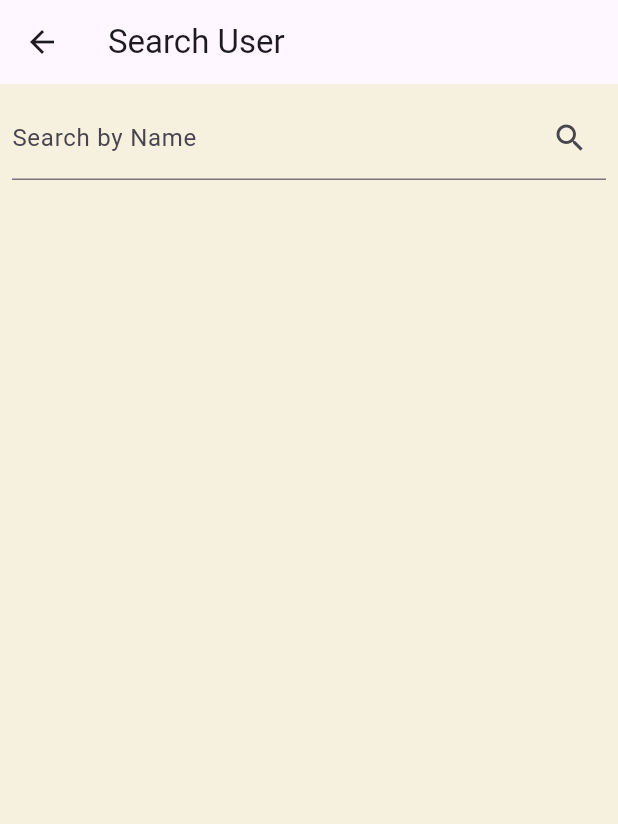
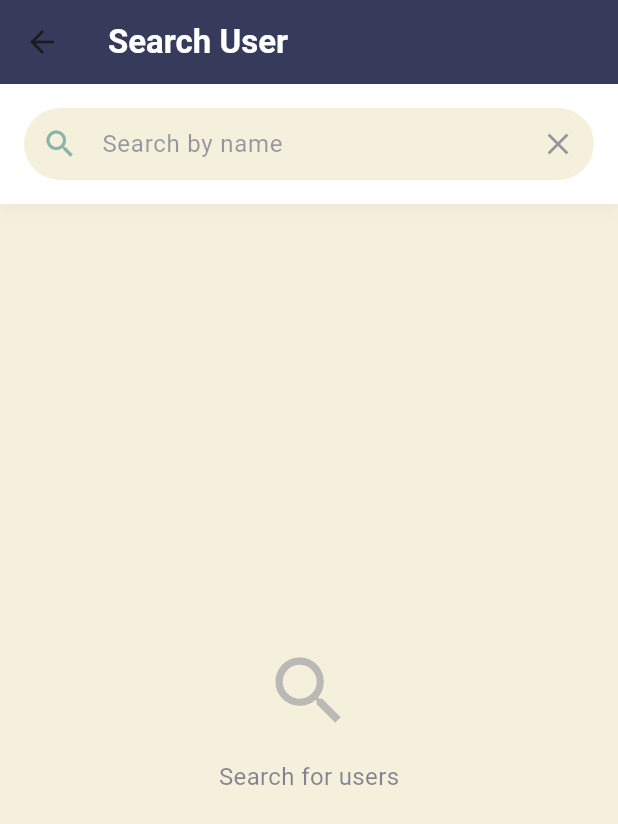
Before and after one commit to 6510615252/cn322-project, a Flutter app: the SearchPage screen opened directly, on a phone screen of 412 x 824 dp. Shown: the top 824 px of the screen. Run offline on Flutter 3.47's test engine with Material 3 defaults, Android fonts, the phone set to English and light mode, and no system bars; our stand-ins replace cloud_firestore, firebase_auth, firebase_core, firebase_database, firebase_storage, flutter_dotenv and 2 more; accounts and stored records are empty; network calls fail.

Commit message:
ui search

```diff
--- a/lib/screens/search_page.dart
+++ b/lib/screens/search_page.dart
@@ -5,12 +5,21 @@ import 'package:outstragram/services/userService.dart';
 import 'ProfilePage.dart';
 import 'package:firebase_auth/firebase_auth.dart';
 
+// เพิ่ม AppTheme สำหรับใช้ในหน้านี้
+class AppTheme {
+  static const Color creamColor = Color(0xFFF5F0DC);
+  static const Color navyColor = Color(0xFF363B5C);
+  static const Color tealColor = Color(0xFF8BB3A8);
+  static const Color lightGreenColor = Color(0xFFB4DBA0);
+}
+
 class SearchPage extends StatefulWidget {
   const SearchPage({super.key});
 
   @override
   State<SearchPage> createState() => _SearchPageState();
 }
+
 class _SearchPageState extends State<SearchPage> {
   final TextEditingController _searchController = TextEditingController();
   final UserService userService = UserService();
@@ -25,59 +34,163 @@ class _SearchPageState extends State<SearchPage> {
   @override
   Widget build(BuildContext context) {
     return Scaffold(
-      appBar: AppBar(title: const Text("Search User")),
+      backgroundColor: AppTheme.creamColor,
+      appBar: AppBar(
+        backgroundColor: AppTheme.navyColor,
+        elevation: 0,
+        title: const Text(
+          "Search User",
+          style: TextStyle(
+            color: Colors.white,
+            fontWeight: FontWeight.bold,
+          ),
+        ),
+      ),
       body: Column(
         children: [
-          Padding(
-            padding: const EdgeInsets.all(8.0),
+          Container(
+            padding: const EdgeInsets.all(16.0),
+            decoration: BoxDecoration(
+              color: Colors.white,
+              boxShadow: [
+                BoxShadow(
+                  color: AppTheme.navyColor.withOpacity(0.05),
+                  blurRadius: 10,
+                  offset: const Offset(0, 3),
+                ),
+              ],
+            ),
             child: TextField(
               controller: _searchController,
               onChanged: (query) {
-                userService.searchUsers(query, updateSearchResults);  // เรียกฟังก์ชัน searchUsers และส่ง callback
+                userService.searchUsers(query, updateSearchResults);
               },
               decoration: InputDecoration(
-                labelText: "Search by Name",
+                hintText: "Search by name",
+                hintStyle: TextStyle(color: AppTheme.navyColor.withOpacity(0.5)),
+                filled: true,
+                fillColor: AppTheme.creamColor,
+                contentPadding: const EdgeInsets.symmetric(vertical: 10, horizontal: 16),
+                border: OutlineInputBorder(
+                  borderRadius: BorderRadius.circular(30),
+                  borderSide: BorderSide.none,
+                ),
+                focusedBorder: OutlineInputBorder(
+                  borderRadius: BorderRadius.circular(30),
+                  borderSide: BorderSide(color: AppTheme.tealColor, width: 1.5),
+                ),
+                prefixIcon: Icon(Icons.search, color: AppTheme.tealColor),
                 suffixIcon: IconButton(
-                  icon: const Icon(Icons.search),
-                  onPressed: () => userService.searchUsers(_searchController.text, updateSearchResults),
+                  icon: Icon(Icons.clear, color: AppTheme.navyColor.withOpacity(0.5)),
+                  onPressed: () {
+                    _searchController.clear();
+                    updateSearchResults([]);
+                  },
                 ),
               ),
             ),
           ),
           Expanded(
-            child: ListView.builder(
+            child: searchResults.isEmpty
+                ? Center(
+                    child: Column(
+                      mainAxisAlignment: MainAxisAlignment.center,
+                      children: [
+                        Icon(
+                          Icons.search,
+                          size: 60,
+                          color: AppTheme.navyColor.withOpacity(0.3),
+                        ),
+                        const SizedBox(height: 16),
+                        Text(
+                          "Search for users",
+                          style: TextStyle(
+                            fontSize: 16,
+                            color: AppTheme.navyColor.withOpacity(0.6),
+                          ),
+                        ),
+                      ],
+                    ),
+                  )
+                : ListView.builder(
                     itemCount: searchResults.length,
                     itemBuilder: (context, index) {
                       final user = searchResults[index];
-                return ListTile(
-                  title: Text(user['name']),
+                      return Container(
+                        margin: const EdgeInsets.symmetric(horizontal: 16, vertical: 8),
+                        decoration: BoxDecoration(
+                          color: Colors.white,
+                          borderRadius: BorderRadius.circular(12),
+                          boxShadow: [
+                            BoxShadow(
+                              color: AppTheme.navyColor.withOpacity(0.05),
+                              blurRadius: 6,
+                              offset: const Offset(0, 2),
+                            ),
+                          ],
+                        ),
+                        child: ListTile(
+                          contentPadding: const EdgeInsets.symmetric(horizontal: 16, vertical: 8),
+                          title: Text(
+                            user['name'],
+                            style: TextStyle(
+                              fontWeight: FontWeight.bold,
+                              color: AppTheme.navyColor,
+                            ),
+                          ),
                           leading: FutureBuilder<Widget>(
                             future: userService.displayUserProfilePic(user['user_pic'] ?? "user_pic/UserPicDef.jpg"),
                             builder: (context, profilePicSnapshot) {
                               if (profilePicSnapshot.connectionState == ConnectionState.waiting) {
-                        return const CircleAvatar(
-                          radius: 40,
-                          child: CircularProgressIndicator(),
+                                return CircleAvatar(
+                                  radius: 25,
+                                  backgroundColor: AppTheme.tealColor.withOpacity(0.2),
+                                  child: SizedBox(
+                                    width: 20,
+                                    height: 20,
+                                    child: CircularProgressIndicator(
+                                      strokeWidth: 2,
+                                      valueColor: AlwaysStoppedAnimation<Color>(AppTheme.tealColor),
+                                    ),
+                                  ),
                                 );
                               }
                               return CircleAvatar(
-                        radius: 40,
-                        backgroundColor: Colors.grey[300],
+                                radius: 25,
+                                backgroundColor: AppTheme.tealColor.withOpacity(0.2),
                                 child: ClipOval(child: profilePicSnapshot.data),
                               );
                             },
                           ),
                           subtitle: FutureBuilder<String>(
-                    future: userService.getUserBioByUid(user['uid']), // เรียกฟังก์ชันดึง bio
+                            future: userService.getUserBioByUid(user['uid']),
                             builder: (context, bioSnapshot) {
                               if (bioSnapshot.connectionState == ConnectionState.waiting) {
-                        return const Text('Loading bio...');
+                                return Text(
+                                  'Loading bio...',
+                                  style: TextStyle(
+                                    color: AppTheme.navyColor.withOpacity(0.4),
+                                    fontSize: 12,
+                                  ),
+                                );
                               }
-                      return Text(bioSnapshot.data ?? 'No bio available'); // ถ้าไม่มี bio ให้แสดงข้อความเริ่มต้น
+                              return Text(
+                                bioSnapshot.data ?? 'No bio available',
+                                style: TextStyle(
+                                  color: AppTheme.navyColor.withOpacity(0.7),
+                                  fontSize: 12,
+                                ),
+                                maxLines: 2,
+                                overflow: TextOverflow.ellipsis,
+                              );
                             },
                           ),
+                          trailing: Icon(
+                            Icons.arrow_forward_ios,
+                            color: AppTheme.tealColor,
+                            size: 16,
+                          ),
                           onTap: () {
-                    // นำไปหน้าโปรไฟล์ของ user ที่ถูกค้นหา
                             Navigator.push(
                               context,
                               MaterialPageRoute(
@@ -85,6 +198,7 @@ class _SearchPageState extends State<SearchPage> {
                               ),
                             );
                           },
+                        ),
                       );
                     },
                   ),
```
Lines whose indentation alone changed are shown as unchanged.
